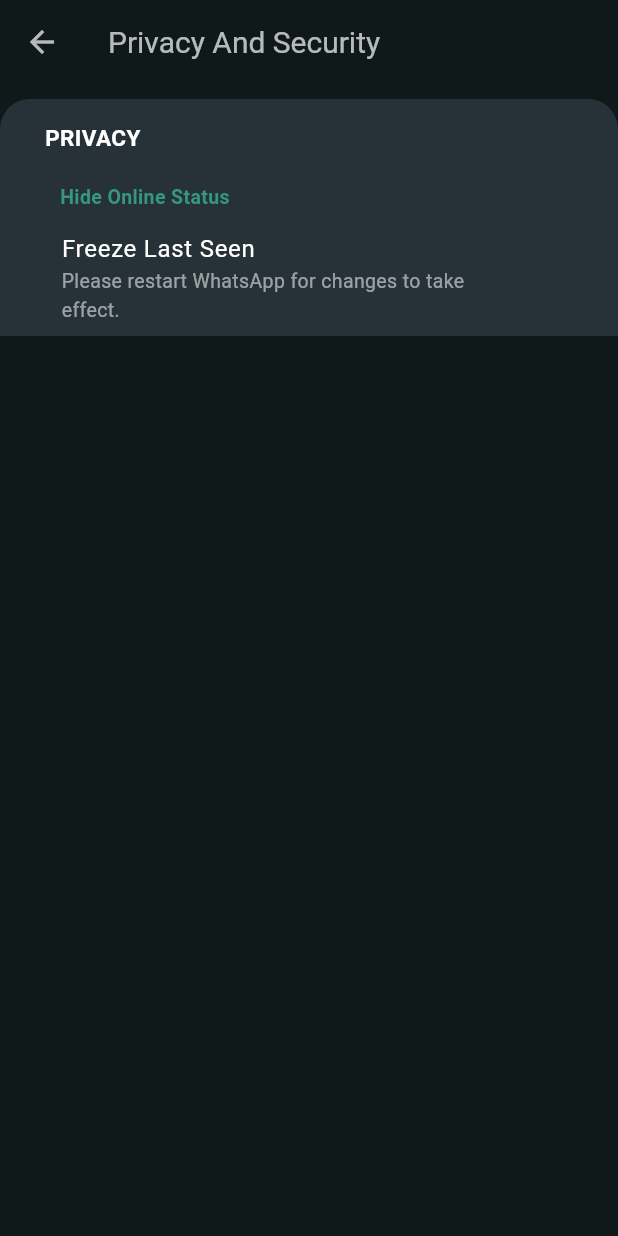
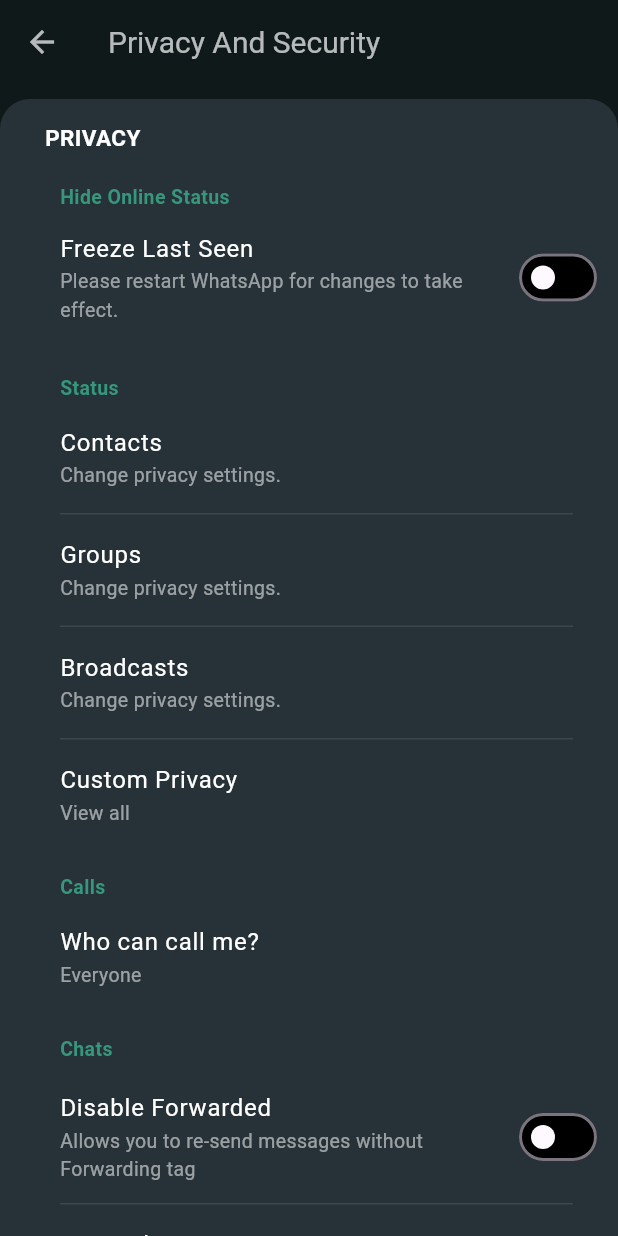
Before and after one commit to Marach8/FlutterProject_chat_app, a Flutter app: the SettingsView screen opened by its route, after a tap on "Privacy And Security", on a phone screen of 412 x 824 dp. Run offline on Flutter 3.47's test engine with Material 3 defaults, Android fonts, the phone set to English and light mode, and no system bars; our stand-ins replace auto_size_text, contacts_service, gap, permission_handler; missing offline and left inert: clipboard, device_apps.

Commit message:
Arranged the privacy menu list

```diff
--- a/chat_app/lib/constants/colors.dart
+++ b/chat_app/lib/constants/colors.dart
@@ -4,6 +4,7 @@ const customWhiteColor = Colors.white;
 const customWhite70Color = Colors.white70;
 const customWhite60Color = Colors.white60;
 const customWhite54Color = Colors.white54;
+const customWhite30Color = Colors.white30;
 const customGreenColor = Color.fromARGB(255, 54, 151, 125);
 const customBackgroundColor = Color.fromARGB(255, 15, 25, 25);
 final customForegroundColor = Colors.blueGrey.shade900;
--- a/chat_app/lib/custom_widgets/divider_widget.dart
+++ b/chat_app/lib/custom_widgets/divider_widget.dart
@@ -1,10 +1,11 @@
 import 'package:flutter/material.dart';
 
 class CustomDivider extends StatelessWidget{
-  const CustomDivider({super.key});
+  final double? indent;
+  const CustomDivider({this.indent, super.key});
 
   @override
   Widget build(BuildContext context){
-    return const Divider(color: Colors.white10, indent: 75, endIndent: 30, height:1,);
+    return Divider(color: Colors.white10, indent: indent, endIndent: 30, height:1,);
   }
 }
--- a/chat_app/lib/custom_widgets/listtile_widget.dart
+++ b/chat_app/lib/custom_widgets/listtile_widget.dart
@@ -4,9 +4,9 @@ import 'package:flutter/material.dart';
 
 class CustomListTileWithoutSubtitle extends StatelessWidget{
   final String title; final VoidCallback? onTap;
-  final IconData? leadingIcon, trailingIcon;
+  final IconData? leadingIcon;
   const CustomListTileWithoutSubtitle({
-    required this.leadingIcon, required this.title, this.trailingIcon, this.onTap, super.key
+    required this.leadingIcon, required this.title, this.onTap, super.key
   });
 
   @override
@@ -16,12 +16,12 @@ class CustomListTileWithoutSubtitle extends StatelessWidget{
       child: ListTile(
         title: CustomTextWidget(color: Colors.white, size: 16, fontWeight: FontWeight.w400, text: title),
         leading: Icon(leadingIcon, color:customGreenColor, size: 25),
-        trailing: Icon(trailingIcon, size: 15, color: Colors.white38),
+        trailing: const Icon(Icons.arrow_forward_ios_sharp, size: 15, color: Colors.white38),
         tileColor: Colors.blueGrey.shade900, //dense: true,
         shape: RoundedRectangleBorder(borderRadius: BorderRadius.circular(20)),
         contentPadding: const EdgeInsets.fromLTRB(35, 0, 30, 0),
         enabled: true, enableFeedback: true,
-        onTap: onTap
+        onTap: onTap, splashColor: customWhite70Color,
       ),
     );
   }
@@ -30,24 +30,23 @@ class CustomListTileWithoutSubtitle extends StatelessWidget{
 
 class CustomListTileWithSubtitle extends StatelessWidget{
   final String title, subtitle; final VoidCallback? onTap;
-  final IconData? leadingIcon, trailingIcon;
+  final Widget? leading, trailing;
   const CustomListTileWithSubtitle({
-    this.leadingIcon, required this.title, required this.subtitle, this.trailingIcon, this.onTap, super.key
+    this.leading, required this.title, required this.subtitle, this.trailing, this.onTap, super.key
   });
 
   @override
   Widget build(BuildContext context){
     return Material(
       color: customForegroundColor,
+      animationDuration: const Duration(milliseconds: 100),
       child: ListTile(
         title: CustomTextWidget(color: Colors.white, size: 16, fontWeight: FontWeight.w400, text: title),
         subtitle: CustomTextWidget(color: customWhite54Color, size: 13, fontWeight: FontWeight.w400, text: subtitle),
-        leading: Icon(leadingIcon, color:customGreenColor, size: 25),
-        trailing: Icon(trailingIcon, size: 15, color: Colors.white38),
-        tileColor: Colors.blueGrey.shade900, //dense: true,
+        trailing: trailing, tileColor: Colors.blueGrey.shade900, //dense: true,
         shape: RoundedRectangleBorder(borderRadius: BorderRadius.circular(20)),
-        contentPadding: const EdgeInsets.fromLTRB(0, 0, 50, 0),
-        enabled: true, enableFeedback: true,
+        contentPadding: const EdgeInsets.fromLTRB(40, 0, 0, 0),
+        enabled: true, enableFeedback: true, dense: true,
         onTap: onTap
       ),
     );
@@ -75,14 +74,16 @@ class _CustomListTileWithSwitchState extends State<CustomListTileWithSwitch> {
   Widget build(BuildContext context){
     return Material(
       color: customForegroundColor,
-      child: SwitchListTile.adaptive(
-        title: CustomTextWidget(color: Colors.white, size: 16, fontWeight: FontWeight.w400, text: widget.title),
+      child: SwitchListTile(
+        title: CustomTextWidget(color: customWhiteColor, size: 16, fontWeight: FontWeight.w400, text: widget.title),
         subtitle: CustomTextWidget(color: customWhite54Color, size: 13, fontWeight: FontWeight.w400, text: widget.subtitle),
-        tileColor: Colors.blueGrey.shade900, //dense: true,
+        tileColor: Colors.blueGrey.shade900, dense: true,
         shape: RoundedRectangleBorder(borderRadius: BorderRadius.circular(20)),
-        contentPadding: const EdgeInsets.fromLTRB(0, 0, 50, 0),
+        contentPadding: const EdgeInsets.fromLTRB(40, 0, 10, 0),
         value: _isSwitched,
         onChanged: (parameter) => setState(() => _isSwitched = parameter),
+        activeColor: customGreenColor,
+        inactiveThumbColor: Colors.white12, inactiveTrackColor: Colors.black
       ),
     );
   }
--- a/chat_app/lib/custom_widgets/toggle_switch.dart
+++ b/chat_app/lib/custom_widgets/toggle_switch.dart
@@ -1,15 +1,28 @@
-// import 'package:flutter/material.dart';
+import 'package:chat_app/constants/colors.dart';
+import 'package:flutter/material.dart';
 
-// class ToggleSwitch extends StatefulWidget{
-//   const ToggleSwitch({super.key});
+class CustomToggleSwitch extends StatefulWidget{
+  const CustomToggleSwitch({super.key});
 
-//   @override
-//   State<ToggleSwitch> createState() => TGSwitch();
-// }
+  @override
+  State<CustomToggleSwitch> createState() => TGSwitch();
+}
 
-// class TGSwitch extends State<ToggleSwitch> {
-//   @override
-//   Widget build(BuildContext context){
-//     return Switch
-//   }
-// }
+class TGSwitch extends State<CustomToggleSwitch> {
+
+  bool _isSwitched = false;
+  bool get isSwitched => _isSwitched;
+
+  @override
+  Widget build(BuildContext context){
+    return Padding(
+      padding: const EdgeInsets.all(10.0),
+      child: Switch(
+        //trackOutlineWidth: const MaterialStatePropertyAll(5),
+        value: _isSwitched , activeColor: customGreenColor,
+        onChanged: (parameter) => setState(() => _isSwitched = parameter),
+
+      ),
+    );
+  }
+}
--- a/chat_app/lib/views/privacysecurity_view.dart
+++ b/chat_app/lib/views/privacysecurity_view.dart
@@ -1,5 +1,6 @@
 import 'package:chat_app/constants/colors.dart';
 import 'package:chat_app/custom_widgets/container_widget.dart';
+import 'package:chat_app/custom_widgets/divider_widget.dart';
 import 'package:chat_app/custom_widgets/listtile_widget.dart';
 import 'package:chat_app/custom_widgets/text_widget.dart';
 import 'package:flutter/material.dart';
@@ -25,6 +26,7 @@ class PASView extends State<PrivacyAndSecurityView>{
         title: const CustomTextWidget(size: 20, fontWeight: FontWeight.w400, text: 'Privacy And Security'),
         backgroundColor: customBackgroundColor, foregroundColor: customWhite70Color,
       ),
+
       body: ListView(
         children: const [
           Gap(10),
@@ -47,9 +49,93 @@ class PASView extends State<PrivacyAndSecurityView>{
                 ),
               ),
               Gap(5),
+              CustomListTileWithSwitch(
+                title: 'Freeze Last Seen', subtitle: 'Please restart WhatsApp for changes to take effect.'
+              ),
+              Gap(25),
+              Padding(
+                padding: EdgeInsets.only(left: 40),
+                child: Align(
+                  alignment: Alignment.centerLeft,
+                  child: CustomTextWidget(size: 13, fontWeight: FontWeight.w600, color: customGreenColor, text: 'Status')
+                ),
+              ),
+              Gap(5),
               CustomListTileWithSubtitle(
-                title: 'Freeze Last Seen', subtitle: 'Please restart WhatsApp for changes to take effect.'
-              )
+                title: 'Contacts', subtitle: 'Change privacy settings.'
+              ),
+              Gap(5),
+              CustomDivider(indent: 40),
+              Gap(5),
+              CustomListTileWithSubtitle(
+                title: 'Groups', subtitle: 'Change privacy settings.'
+              ),
+              Gap(5),
+              CustomDivider(indent: 40),
+              Gap(5),
+              CustomListTileWithSubtitle(
+                title: 'Broadcasts', subtitle: 'Change privacy settings.'
+              ),
+              Gap(5),
+              CustomDivider(indent: 40),
+              Gap(5),
+              CustomListTileWithSubtitle(
+                title: 'Custom Privacy', subtitle: 'View all'
+              ),
+              Gap(20),
+              Padding(
+                padding: EdgeInsets.only(left: 40),
+                child: Align(
+                  alignment: Alignment.centerLeft,
+                  child: CustomTextWidget(size: 13, fontWeight: FontWeight.w600, color: customGreenColor, text: 'Calls')
+                ),
+              ),
+              Gap(5),
+              CustomListTileWithSubtitle(
+                title: 'Who can call me?', subtitle: 'Everyone'
+              ),
+              Gap(20),
+              Padding(
+                padding: EdgeInsets.only(left: 40),
+                child: Align(
+                  alignment: Alignment.centerLeft,
+                  child: CustomTextWidget(size: 13, fontWeight: FontWeight.w600, color: customGreenColor, text: 'Chats')
+                ),
+              ),
+              Gap(10),
+              CustomListTileWithSwitch(
+                title: 'Disable Forwarded', subtitle: 'Allows you to re-send messages without Forwarding tag'
+              ),
+              Gap(5),
+              CustomDivider(indent: 40),
+              Gap(5),
+              CustomListTileWithSwitch(
+                title: 'Anti-Delete Messages', subtitle: 'Other people cannot delete messages for you'
+              ),
+              Gap(5),
+              CustomDivider(indent: 40),
+              Gap(5),
+              CustomListTileWithSwitch(
+                title: 'Show Blue Ticks after reply', subtitle: 'Contact will only see blue ticks after you reply'
+              ),
+              Gap(20),
+              Padding(
+                padding: EdgeInsets.only(left: 40),
+                child: Align(
+                  alignment: Alignment.centerLeft,
+                  child: CustomTextWidget(size: 13, fontWeight: FontWeight.w600, color: customGreenColor, text: 'Status')
+                ),
+              ),
+              Gap(10),
+              CustomListTileWithSwitch(
+                title: 'Hide View Status', subtitle: "Don't tell contact that you have viewed their status"
+              ),
+              Gap(5),
+              CustomDivider(indent: 40),
+              Gap(5),
+              CustomListTileWithSwitch(
+                title: 'Anti-Delete Status', subtitle: 'Deleted statuses/stories will not be deleted for you.'
+              ),
             ]
           ),
         ]
--- a/chat_app/lib/views/settings_view.dart
+++ b/chat_app/lib/views/settings_view.dart
@@ -24,6 +24,7 @@ class SettingsView extends StatelessWidget{
           title: const CustomTextWidget (size: 20, fontWeight: FontWeight.w400, text: 'Settings'),
           backgroundColor: customBackgroundColor, foregroundColor: customWhite70Color
         ),
+
         body: ListView(
           children: [
             const Gap(10),
@@ -31,7 +32,7 @@ class SettingsView extends StatelessWidget{
               //color: customForegroundColor,
               children: [
                 CustomListTileWithoutSubtitle(
-                  leadingIcon: Icons.lock_sharp, title: 'Privacy And Security', trailingIcon: Icons.arrow_forward_ios_sharp,
+                  leadingIcon: Icons.lock_sharp, title: 'Privacy And Security',
                   onTap: () => Navigator.of(context).pushNamed(privacySecurityRoute)
               ),
               ]
@@ -40,33 +41,33 @@ class SettingsView extends StatelessWidget{
             const CustomContainer(
               //color: customForegroundColor,
               children: [
-                CustomListTileWithoutSubtitle(leadingIcon: Icons.photo, title: 'GBStickers', trailingIcon: Icons.arrow_forward_ios_sharp,),
-                CustomDivider(),
-                CustomListTileWithoutSubtitle(leadingIcon: Icons.update_sharp, title: 'Updates', trailingIcon: Icons.arrow_forward_ios_sharp,),
-                CustomDivider(),
-                CustomListTileWithoutSubtitle(leadingIcon: Icons.info_sharp, title: 'About', trailingIcon: Icons.arrow_forward_ios_sharp,),
+                CustomListTileWithoutSubtitle(leadingIcon: Icons.photo, title: 'GBStickers',),
+                CustomDivider(indent: 75),
+                CustomListTileWithoutSubtitle(leadingIcon: Icons.update_sharp, title: 'Updates',),
+                CustomDivider(indent: 75),
+                CustomListTileWithoutSubtitle(leadingIcon: Icons.info_sharp, title: 'About',),
               ]
             ),
             const Gap(10),
             const CustomContainer(
               //color: customForegroundColor,
               children: [
-                CustomListTileWithoutSubtitle(leadingIcon: Icons.brush_outlined, title: 'Themes', trailingIcon: Icons.arrow_forward_ios_sharp,),
-                CustomDivider(),
-                CustomListTileWithoutSubtitle(leadingIcon: Icons.tune_sharp, title: 'Universal', trailingIcon: Icons.arrow_forward_ios_sharp,),
-                CustomDivider(),
-                CustomListTileWithoutSubtitle(leadingIcon: Icons.home_sharp, title: 'Home Screen', trailingIcon: Icons.arrow_forward_ios_sharp,),
-                CustomDivider(),
-                CustomListTileWithoutSubtitle(leadingIcon: Icons.message_rounded, title: 'Chat Screen', trailingIcon: Icons.arrow_forward_ios_sharp,),
-                CustomDivider(),
-                CustomListTileWithoutSubtitle(leadingIcon: Icons.gif_box_outlined, title: 'Widget', trailingIcon: Icons.arrow_forward_ios_sharp,),
+                CustomListTileWithoutSubtitle(leadingIcon: Icons.brush_outlined, title: 'Themes',),
+                CustomDivider(indent: 75),
+                CustomListTileWithoutSubtitle(leadingIcon: Icons.tune_sharp, title: 'Universal',),
+                CustomDivider(indent: 75),
+                CustomListTileWithoutSubtitle(leadingIcon: Icons.home_sharp, title: 'Home Screen',),
+                CustomDivider(indent: 75),
+                CustomListTileWithoutSubtitle(leadingIcon: Icons.message_rounded, title: 'Chat Screen',),
+                CustomDivider(indent: 75),
+                CustomListTileWithoutSubtitle(leadingIcon: Icons.gif_box_outlined, title: 'Widget',),
               ]
             ),
             const Gap(10),
             const CustomContainer(
               //color: customForegroundColor,
               children: [
-                CustomListTileWithoutSubtitle(leadingIcon: Icons.share_sharp, title: 'Share GBWhatsApp Pro', trailingIcon: Icons.arrow_forward_ios_sharp,),
+                CustomListTileWithoutSubtitle(leadingIcon: Icons.share_sharp, title: 'Share GBWhatsApp Pro',),
               ]
             )
           ]
```
